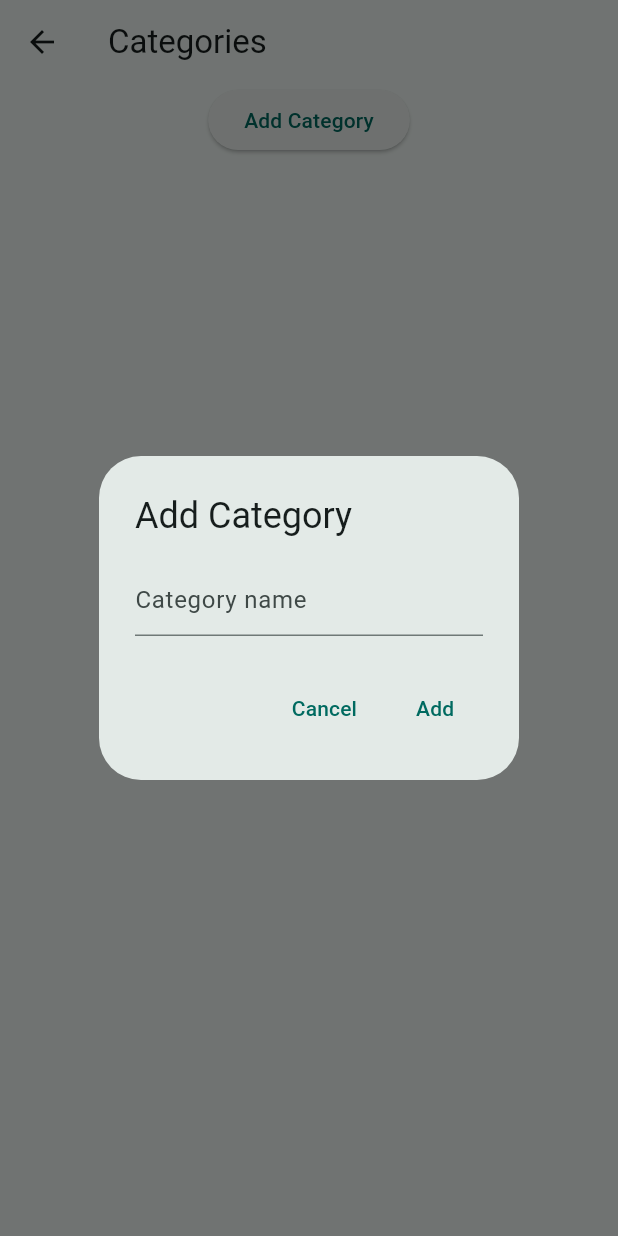
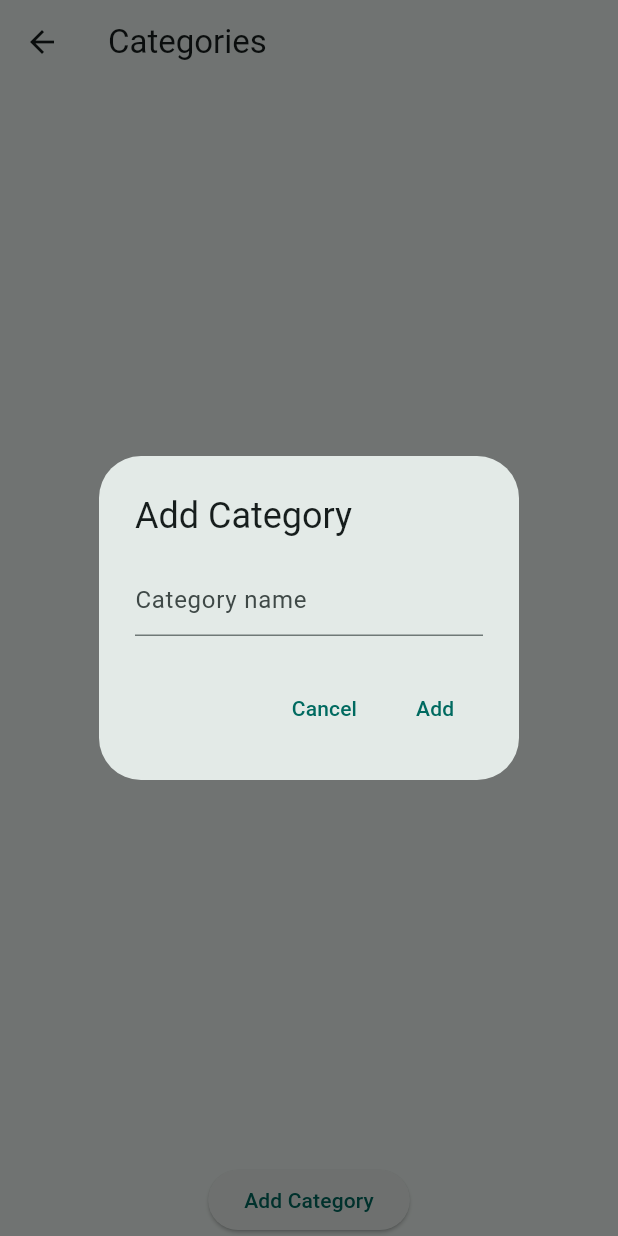
Before and after one commit to kimpuvi99/moneytracker, a Flutter app: the CategoriesScreen screen opened directly, after a tap on "Add Category", on a phone screen of 412 x 824 dp. Run offline on Flutter 3.47's test engine with Material 3 defaults, Android fonts, the phone set to English and light mode, and no system bars; our stand-ins replace currency_text_input_formatter, shared_preferences, sqflite; accounts and stored records are empty.

Commit message:
Update app version

```diff
--- a/lib/view/screens/categories_screen.dart
+++ b/lib/view/screens/categories_screen.dart
@@ -1,3 +1,4 @@
+
 import 'package:flutter/material.dart';
 import 'package:shared_preferences/shared_preferences.dart';
 
@@ -8,14 +9,13 @@ class CategoriesScreen extends StatefulWidget {
   State<CategoriesScreen> createState() => _CategoriesScreenState();
 }
 
-class _CategoriesScreenState extends
- State<CategoriesScreen> {
+class _CategoriesScreenState extends State<CategoriesScreen> {
   List<String> categories = [];
 
   @override
   void initState() {
     super.initState();
-    _loadCategories(); // Cargar categorías al iniciar la pantalla
+    _loadCategories();
   }
 
   @override
@@ -26,16 +26,11 @@ class _CategoriesScreenState extends
       ),
       body: Center(
         child: Column(
-          mainAxisAlignment: MainAxisAlignment.center,
+          mainAxisAlignment: MainAxisAlignment.start,
           children: [
-            ElevatedButton(
-              onPressed: () {
-                _showCreateCategoryDialog(context);
-              },
-              child: const Text('Add Category'),
-            ),
-            // Aquí mostramos la lista de categorías
-            Expanded(
+            // Give the list more space using Flexible
+            Flexible(
+              flex: 100, // Takes up twice as much space as the button
               child: ListView.builder(
                 itemCount: categories.length,
                 itemBuilder: (context, index) {
@@ -44,6 +39,13 @@ class _CategoriesScreenState extends
                   );
                 },
               ),
+            ),
+            // Then the "Add Category" button
+            ElevatedButton(
+              onPressed: () {
+                _showCreateCategoryDialog(context);
+              },
+              child: const Text('Add Category'),
             ),
           ],
         ),
@@ -76,7 +78,7 @@ class _CategoriesScreenState extends
               onPressed: () {
                 setState(() {
                   categories.add(newCategory);
-                  _saveCategories(); // Guardar categorías después de agregar una nueva
+                  _saveCategories();
                 });
                 Navigator.of(context).pop();
               },
@@ -98,7 +100,7 @@ class _CategoriesScreenState extends
   Future<void> _loadCategories() async {
     final prefs = await SharedPreferences.getInstance();
     setState(() {
-      categories = prefs.getStringList('categories') ?? []; // Si no hay categorías guardadas, inicializar con una lista vacía
+      categories = prefs.getStringList('categories') ?? [];
     });
   }
 }
```
